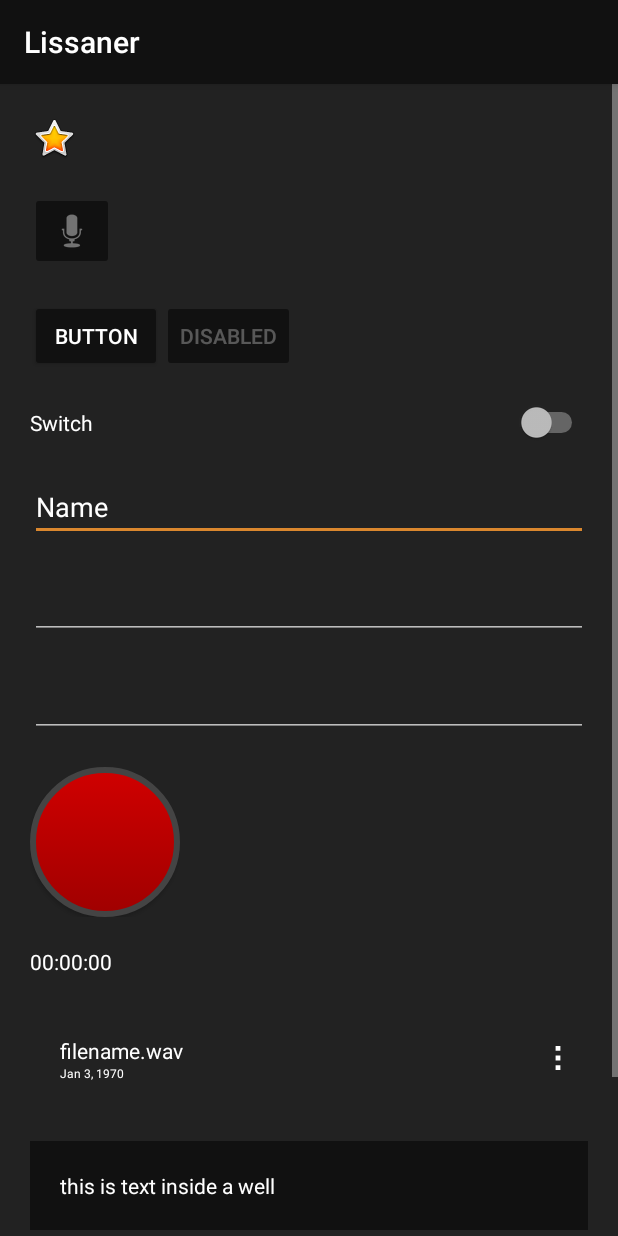
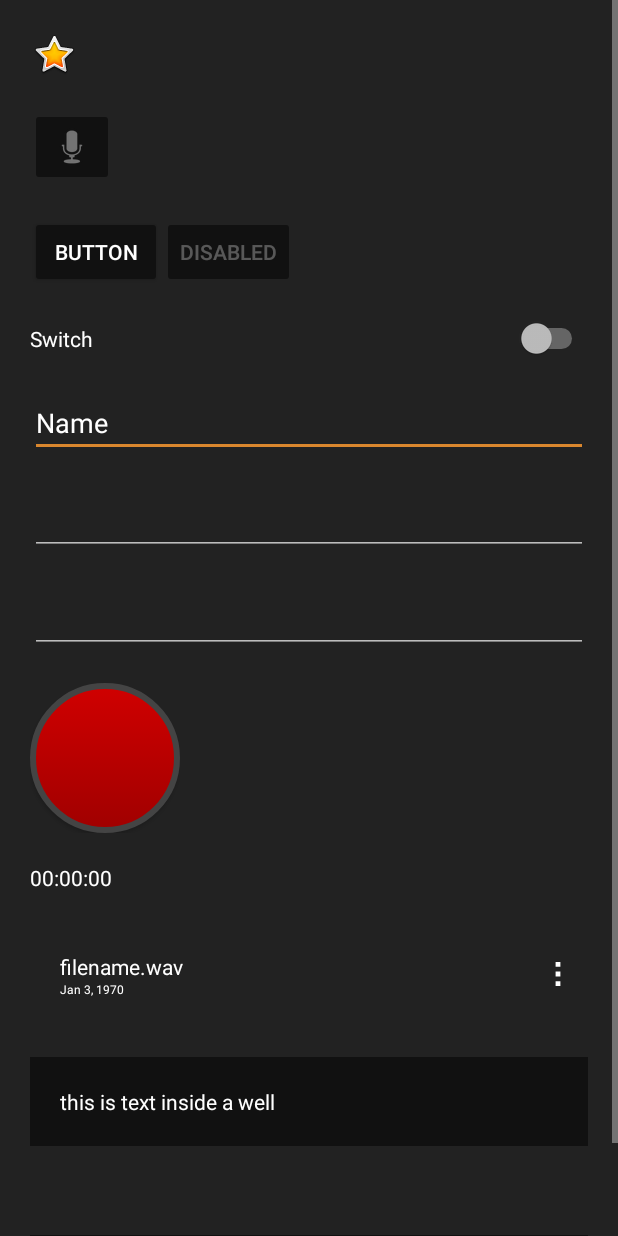
Before and after one commit to Hadryan/lissaner, an Android app: the DevStyleDemoActivity screen opened directly, with no data from a screen before it, on a phone screen of 412 x 824 dp. Run offline under Robolectric (Android 15) with nearby library versions, the phone set to English and light mode, and no system bars; libraries missing offline, so code that uses them is left out: io.noties.markwon; 3 statements that could not run were skipped.

```diff
--- a/app/src/main/java/com/daniel_araujo/lissaner/android/ui/MainActivity.kt
+++ b/app/src/main/java/com/daniel_araujo/lissaner/android/ui/MainActivity.kt
@@ -16,8 +16,6 @@ class MainActivity : Activity() {
         super.onCreate(savedInstanceState)
         setContentView(R.layout.activity_main)
 
-        supportActionBar?.hide()
-
         if (!ourApplication.splash) {
             val nav = findNavController(R.id.fragment)
 
--- a/app/src/main/res/values/styles.xml
+++ b/app/src/main/res/values/styles.xml
@@ -9,6 +9,9 @@
         <item name="colorPrimaryDark">@color/colorPrimaryDark</item>
         <item name="colorAccent">@color/colorAccent</item>
         <item name="android:textColor">@color/textColor</item>
+
+        <!-- Hides action bar -->
+        <item name="windowNoTitle">true</item>
 
         <!-- Window -->
         <item name="android:windowBackground">@color/background</item>
```
